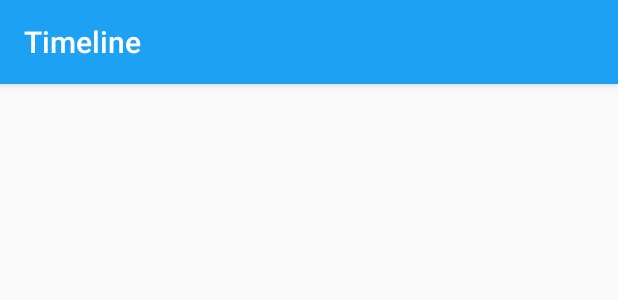
After one commit to Draketheb4dass/Twii.ter-2.0, an Android app: the layout activity_search.xml on its own in the app's theme, with its tools: preview values and no code run, on a phone screen of 412 x 824 dp. The commit adds this screen. Shown: the top 300 px of the screen. Run offline under Robolectric (Android 15) with nearby library versions, the phone set to English and light mode, and no system bars.

Commit message:
SearchActivity layout created
Signed-off-by: Jephte Drake Colin <drakecolinj@gmail.com>

```diff
--- a/app/src/main/java/com/codepath/apps/restclienttemplate/TweeterClient.java
+++ b/app/src/main/java/com/codepath/apps/restclienttemplate/TweeterClient.java
@@ -105,6 +105,7 @@ public class TweeterClient extends OAuthBaseClient {
                 getApiUrl("search/tweets.json");
 	    RequestParams params = new RequestParams();
 	    params.put("q", query);
+	    params.put("count", 2);
 	    client.get(apiUrl, params, handler);
     }
 
--- a/app/src/main/java/com/codepath/apps/restclienttemplate/activities/TimelineActivity.java
+++ b/app/src/main/java/com/codepath/apps/restclienttemplate/activities/TimelineActivity.java
@@ -99,7 +99,9 @@ public class TimelineActivity extends AppCompatActivity
                  searchView.setOnQueryTextListener(new SearchView.OnQueryTextListener() {
                      @Override
                      public boolean onQueryTextSubmit(String query) {
-                         //onTweetSearch(null);
+                         Intent i = new Intent(getBaseContext(), SearchActivity.class);
+                         i.putExtra("query", query);
+                         startActivity(i);
                          searchView.clearFocus();
                          return true;
                      }
--- /dev/null
+++ b/app/src/main/res/layout/activity_search.xml
@@ -0,0 +1,45 @@
+<?xml version="1.0" encoding="utf-8"?>
+<android.support.design.widget.CoordinatorLayout
+    xmlns:android="http://schemas.android.com/apk/res/android"
+    xmlns:app="http://schemas.android.com/apk/res-auto"
+    xmlns:tools="http://schemas.android.com/tools"
+    android:layout_width="match_parent"
+    android:layout_height="match_parent"
+    android:fitsSystemWindows="true"
+    tools:context=".activities.TimelineActivity">
+
+    <android.support.design.widget.AppBarLayout
+        android:id="@+id/appbar"
+        android:layout_width="match_parent"
+        android:layout_height="wrap_content"
+        android:layout_alignParentStart="true"
+        android:layout_alignParentTop="true"
+        android:paddingTop="0dp"
+        android:theme="@style/AppTheme.AppBarOverlay">
+
+        <android.support.v7.widget.Toolbar
+            android:id="@+id/timeline_toolbar"
+            android:layout_width="match_parent"
+            android:layout_height="?attr/actionBarSize"
+            android:layout_weight="1"
+            android:background="@color/colorPrimary"
+
+            app:popupTheme="@style/AppTheme.PopupOverlay"
+            app:title="@string/timeline"
+            app:layout_scrollFlags="scroll|enterAlways"
+            app:titleTextColor="@color/white">
+
+        </android.support.v7.widget.Toolbar>
+
+    </android.support.design.widget.AppBarLayout>
+
+
+    <android.support.v7.widget.RecyclerView
+        android:id="@+id/rvTweet"
+        android:layout_width="match_parent"
+        android:layout_height="match_parent"
+        android:layout_alignParentStart="true"
+        android:layout_below="@+id/appbar"
+        android:clipToPadding="false"
+        app:layout_behavior="@string/appbar_scrolling_view_behavior"/>
+</android.support.design.widget.CoordinatorLayout>
```
Also changed, not shown: app/src/main/AndroidManifest.xml (+10 -2 lines), app/src/main/java/com/codepath/apps/restclienttemplate/activities/SearchActivity.java (+19 -18 lines).
